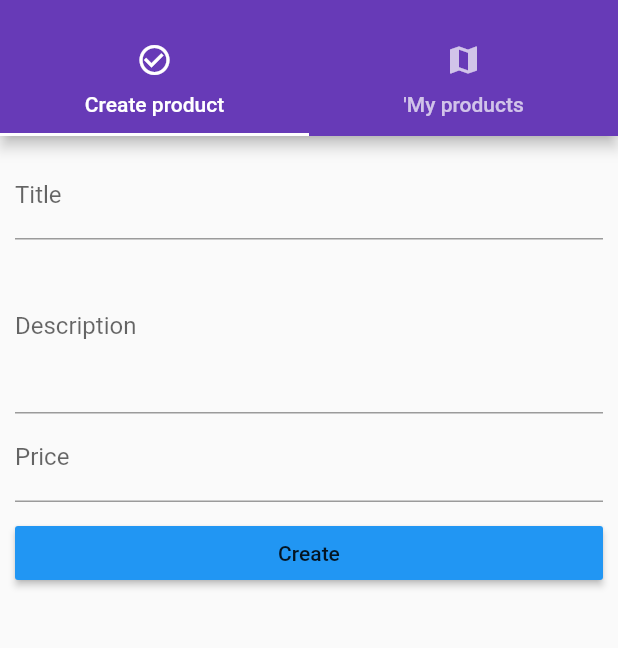
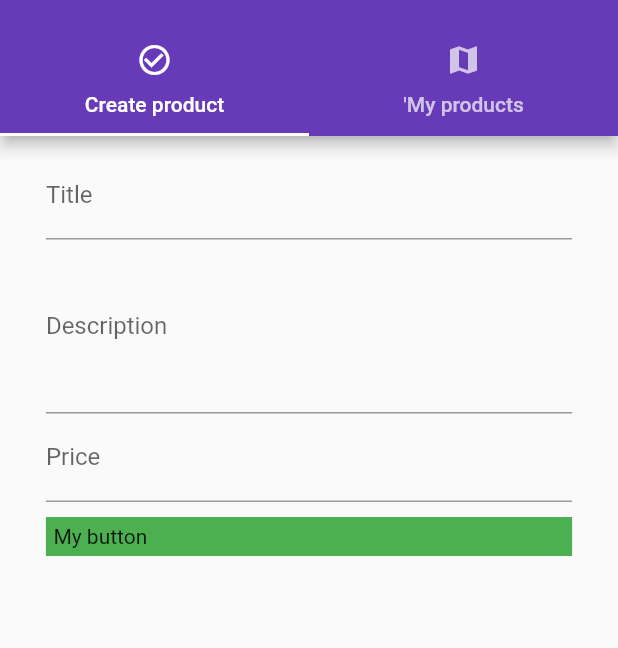
Before and after one commit to erkihindo/first_flutter_app, a Flutter app: the ProductAdmin screen opened by its route, on a phone screen of 412 x 824 dp, the part 59-707 px from its top. Run offline on Flutter 3.47's test engine with Material 2 defaults, Android fonts, the phone set to English and light mode, and no system bars.

Commit message:
MediaQuery and GestureDetector

```diff
--- a/lib/main.dart
+++ b/lib/main.dart
@@ -45,8 +45,8 @@ class _MyAppState extends State<MyApp> {
       ),
 //      home: AuthPage(),
       routes: {
-        '/login': (context) => AuthPage(),
-        '/': (context) => ProductsPage(_products),
+        '/': (context) => AuthPage(),
+        '/products': (context) => ProductsPage(_products),
         '/admin': (context) => ProductAdmin(_addProduct, _deleteProduct)
       },
     );
--- a/lib/pages/ProductCreate.dart
+++ b/lib/pages/ProductCreate.dart
@@ -26,9 +26,13 @@ class _ProductCreatePageState extends State<ProductCreatePage> {
 
   @override
   Widget build(BuildContext context) {
+    final double deviceWidth = MediaQuery.of(context).size.width;
+    final double targetWidth = deviceWidth > 550 ? 500 : deviceWidth * 0.95;
+    final double targetPadding = deviceWidth - targetWidth;
     return Container(
         margin: EdgeInsets.all(10.0),
         child: ListView(
+          padding: EdgeInsets.symmetric(horizontal: targetPadding),
           children: <Widget>[
             this._buildInputTextField('Title', (newValue) {
               setState(() {
@@ -52,14 +56,25 @@ class _ProductCreatePageState extends State<ProductCreatePage> {
             SizedBox(
               height: 10.0,
             ),
-            RaisedButton(
-              color: Theme.of(context).accentColor,
-              child: Text('Create'),
-              onPressed: () {
-                print(title);
-                CustomImage newProduct = new CustomImage('assets/food.jpg', title, price, description);
-                this.addProduct(newProduct);
-              },
+//            RaisedButton(
+//              color: Theme.of(context).accentColor,
+//              child: Text('Create'),
+//              onPressed: () {
+//                print(title);
+//                CustomImage newProduct = new CustomImage('assets/food.jpg', title, price, description);
+//                this.addProduct(newProduct);
+//              },
+//            )
+            GestureDetector(
+              child: Container(
+                color: Colors.green,
+                padding: EdgeInsets.all(5.0),
+                child: Text("My button"),
+              ),
+              onTap: () {
+                print("Clicked container");
+              }
+              ,
             )
           ],
         ));
```
Also changed, not shown: lib/pages/auth.dart (+6 -2 lines).
